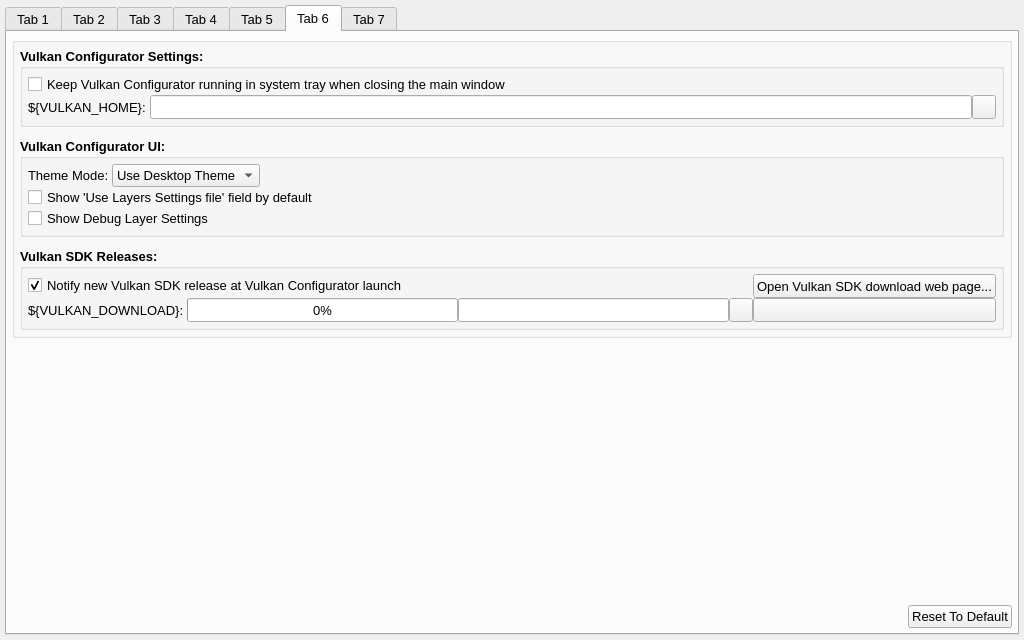
Qt form vkconfig_gui/mainwindow.ui (LunarG/VulkanTools) before a commit.
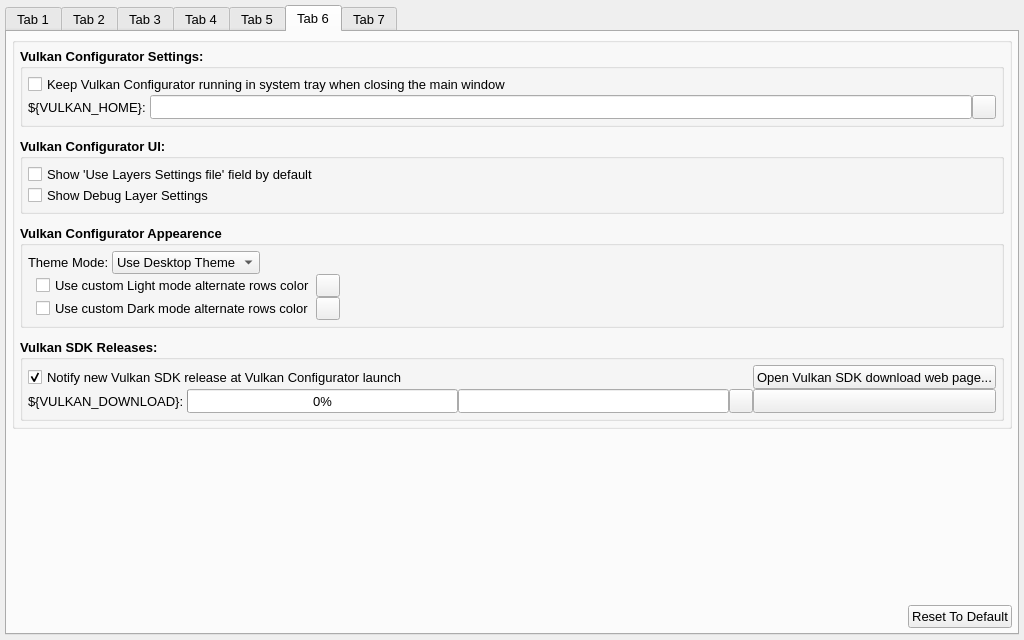
The same form after that commit. Icons and pictures are not drawn.

Commit message: vkconfig: Add custom alternate row colors

```diff
--- a/vkconfig_gui/mainwindow.ui
+++ b/vkconfig_gui/mainwindow.ui
@@ -2836,6 +2836,83 @@
                <number>5</number>
               </property>
               <item>
+               <widget class="QCheckBox" name="preferences_show_override_settings">
+                <property name="maximumSize">
+                 <size>
+                  <width>16777215</width>
+                  <height>24</height>
+                 </size>
+                </property>
+                <property name="font">
+                 <font>
+                  <family>Arial</family>
+                  <pointsize>10</pointsize>
+                  <bold>false</bold>
+                 </font>
+                </property>
+                <property name="toolTip">
+                 <string>Otherwise, the field will be hidden when unused</string>
+                </property>
+                <property name="text">
+                 <string>Show 'Use Layers Settings file' field by default</string>
+                </property>
+               </widget>
+              </item>
+              <item>
+               <widget class="QCheckBox" name="preferences_show_debug_settings">
+                <property name="maximumSize">
+                 <size>
+                  <width>16777215</width>
+                  <height>24</height>
+                 </size>
+                </property>
+                <property name="font">
+                 <font>
+                  <family>Arial</family>
+                  <pointsize>10</pointsize>
+                  <bold>false</bold>
+                 </font>
+                </property>
+                <property name="toolTip">
+                 <string>Show debug layer settings, for layer development</string>
+                </property>
+                <property name="text">
+                 <string>Show Debug Layer Settings</string>
+                </property>
+               </widget>
+              </item>
+             </layout>
+            </widget>
+           </item>
+           <item>
+            <widget class="QGroupBox" name="groupBox_10">
+             <property name="font">
+              <font>
+               <family>Arial</family>
+               <pointsize>10</pointsize>
+               <bold>true</bold>
+              </font>
+             </property>
+             <property name="title">
+              <string>Vulkan Configurator Appearence</string>
+             </property>
+             <layout class="QVBoxLayout" name="verticalLayout_12">
+              <property name="spacing">
+               <number>0</number>
+              </property>
+              <property name="leftMargin">
+               <number>5</number>
+              </property>
+              <property name="topMargin">
+               <number>5</number>
+              </property>
+              <property name="rightMargin">
+               <number>5</number>
+              </property>
+              <property name="bottomMargin">
+               <number>5</number>
+              </property>
+              <item>
                <layout class="QHBoxLayout" name="horizontalLayout_15">
                 <property name="spacing">
                  <number>0</number>
@@ -2848,6 +2925,12 @@
                 </property>
                 <item>
                  <widget class="QLabel" name="preferences_theme_label">
+                  <property name="maximumSize">
+                   <size>
+                    <width>16777215</width>
+                    <height>24</height>
+                   </size>
+                  </property>
                   <property name="font">
                    <font>
                     <family>Arial</family>
@@ -2868,6 +2951,12 @@
                     <verstretch>0</verstretch>
                    </sizepolicy>
                   </property>
+                  <property name="maximumSize">
+                   <size>
+                    <width>16777215</width>
+                    <height>24</height>
+                   </size>
+                  </property>
                   <property name="font">
                    <font>
                     <family>Arial</family>
@@ -2911,38 +3000,127 @@
                </layout>
               </item>
               <item>
-               <widget class="QCheckBox" name="preferences_show_override_settings">
-                <property name="font">
-                 <font>
-                  <family>Arial</family>
-                  <pointsize>10</pointsize>
-                  <bold>false</bold>
-                 </font>
+               <layout class="QGridLayout" name="gridLayout_4">
+                <property name="topMargin">
+                 <number>0</number>
                 </property>
-                <property name="toolTip">
-                 <string>Otherwise, the field will be hidden when unused</string>
+                <property name="spacing">
+                 <number>0</number>
                 </property>
-                <property name="text">
-                 <string>Show 'Use Layers Settings file' field by default</string>
-                </property>
-               </widget>
-              </item>
-              <item>
-               <widget class="QCheckBox" name="preferences_show_debug_settings">
-                <property name="font">
-                 <font>
-                  <family>Arial</family>
-                  <pointsize>10</pointsize>
-                  <bold>false</bold>
-                 </font>
-                </property>
-                <property name="toolTip">
-                 <string>Show debug layer settings, for layer development</string>
-                </property>
-                <property name="text">
-                 <string>Show Debug Layer Settings</string>
-                </property>
-               </widget>
+                <item row="1" column="3">
+                 <spacer name="horizontalSpacer_6">
+                  <property name="orientation">
+                   <enum>Qt::Horizontal</enum>
+                  </property>
+                  <property name="sizeHint" stdset="0">
+                   <size>
+                    <width>40</width>
+                    <height>20</height>
+                   </size>
+                  </property>
+                 </spacer>
+                </item>
+                <item row="0" column="2">
+                 <widget class="QPushButton" name="preferences_theme_light_alternate_open">
+                  <property name="maximumSize">
+                   <size>
+                    <width>24</width>
+                    <height>24</height>
+                   </size>
+                  </property>
+                  <property name="font">
+                   <font>
+                    <family>Arial</family>
+                    <pointsize>10</pointsize>
+                    <bold>false</bold>
+                   </font>
+                  </property>
+                  <property name="text">
+                   <string/>
+                  </property>
+                 </widget>
+                </item>
+                <item row="1" column="1">
+                 <widget class="QCheckBox" name="preferences_theme_dark_alternate_enabled">
+                  <property name="maximumSize">
+                   <size>
+                    <width>16777215</width>
+                    <height>24</height>
+                   </size>
+                  </property>
+                  <property name="font">
+                   <font>
+                    <family>Arial</family>
+                    <pointsize>10</pointsize>
+                    <bold>false</bold>
+                   </font>
+                  </property>
+                  <property name="text">
+                   <string>Use custom Dark mode alternate rows color</string>
+                  </property>
+                 </widget>
+                </item>
+                <item row="0" column="3">
+                 <spacer name="horizontalSpacer_5">
+                  <property name="orientation">
+                   <enum>Qt::Horizontal</enum>
+                  </property>
+                  <property name="sizeHint" stdset="0">
+                   <size>
+                    <width>40</width>
+                    <height>20</height>
+                   </size>
+                  </property>
+                 </spacer>
+                </item>
+                <item row="1" column="2">
+                 <widget class="QPushButton" name="preferences_theme_dark_alternate_open">
+                  <property name="maximumSize">
+                   <size>
+                    <width>24</width>
+                    <height>24</height>
+                   </size>
+                  </property>
+                  <property name="font">
+                   <font>
+                    <family>Arial</family>
+                    <pointsize>10</pointsize>
+                    <bold>false</bold>
+                   </font>
+                  </property>
+                  <property name="text">
+                   <string/>
+                  </property>
+                 </widget>
+                </item>
+                <item row="0" column="1">
+                 <widget class="QCheckBox" name="preferences_theme_light_alternate_enabled">
+                  <property name="maximumSize">
+                   <size>
+                    <width>16777215</width>
+                    <height>24</height>
+                   </size>
+                  </property>
+                  <property name="font">
+                   <font>
+                    <family>Arial</family>
+                    <pointsize>10</pointsize>
+                    <bold>false</bold>
+                   </font>
+                  </property>
+                  <property name="text">
+                   <string>Use custom Light mode alternate rows color</string>
+                  </property>
+                 </widget>
+                </item>
+                <item row="0" column="0">
+                 <widget class="QLabel" name="label_12">
+                  <property name="text">
+                   <string/>
+                  </property>
+                 </widget>
+                </item>
+               </layout>
               </item>
              </layout>
             </widget>
@@ -3020,6 +3198,12 @@
                   </property>
                   <item>
                    <widget class="QLabel" name="label_4">
+                    <property name="maximumSize">
+                     <size>
+                      <width>16777215</width>
+                      <height>24</height>
+                     </size>
+                    </property>
                     <property name="font">
                      <font>
                       <family>Arial</family>
@@ -3128,6 +3312,12 @@
                   </property>
                   <item>
                    <widget class="QCheckBox" name="preferences_notify_releases">
+                    <property name="maximumSize">
+                     <size>
+                      <width>16777215</width>
+                      <height>24</height>
+                     </size>
+                    </property>
                     <property name="font">
                      <font>
                       <family>Arial</family>
```
Left out of the diff: 134 changed lines with no effect on the pictures. The commit also changes 6 other files.
